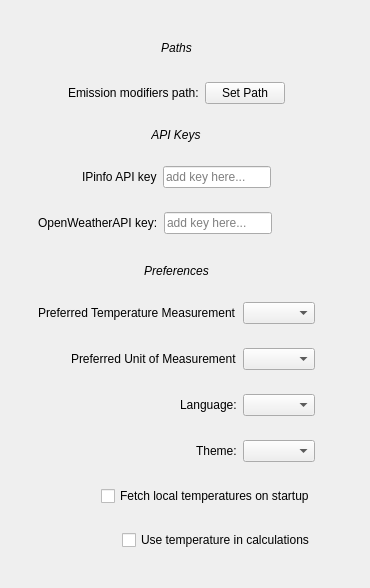
First picture: the form in src/data/resources/GUI_files/settings.ui, repository Luis-Rosario-Alers/CarbonCalculator, before the edit.
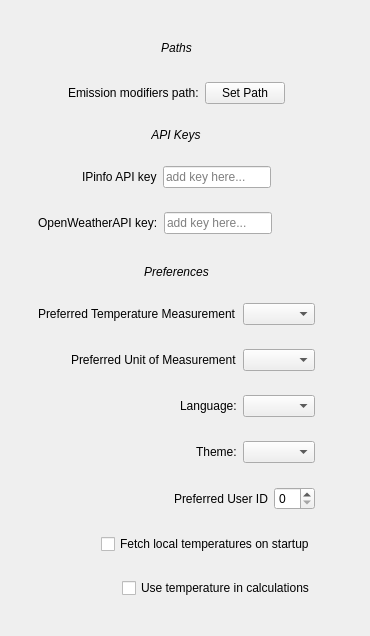
Second picture: the form after the edit.

Commit message: :art: update UI components and styles, add preferred user ID setting, and enhance spinbox controls - Refactor UI files to include icon resources - Modify database model to ensure user IDs are strings - Update settings to include preferred user ID - Improve light and dark theme styles for spinbox controls

```diff
--- a/src/data/resources/GUI_files/settings.ui
+++ b/src/data/resources/GUI_files/settings.ui
@@ -7,7 +7,7 @@
     <x>0</x>
     <y>0</y>
     <width>370</width>
-    <height>588</height>
+    <height>636</height>
    </rect>
   </property>
   <property name="windowTitle">
@@ -244,6 +244,22 @@
            </layout>
           </widget>
          </item>
+         <item alignment="Qt::AlignmentFlag::AlignRight">
+          <widget class="QWidget" name="preferredUserIDContainerWidget" native="true">
+           <layout class="QHBoxLayout" name="horizontalLayout_12">
+            <item>
+             <widget class="QLabel" name="preferredUserIDLabel">
+              <property name="text">
+               <string>Preferred User ID</string>
+              </property>
+             </widget>
+            </item>
+            <item>
+             <widget class="QSpinBox" name="preferredUserIDSpinBox"/>
+            </item>
+           </layout>
+          </widget>
+         </item>
          <item alignment="Qt::AlignmentFlag::AlignRight">
           <widget class="QWidget" name="fetchLocalTemperaturesOnStartupContainerWIdget" native="true">
            <layout class="QHBoxLayout" name="horizontalLayout_3">
```
The commit also changes 21 other files.
